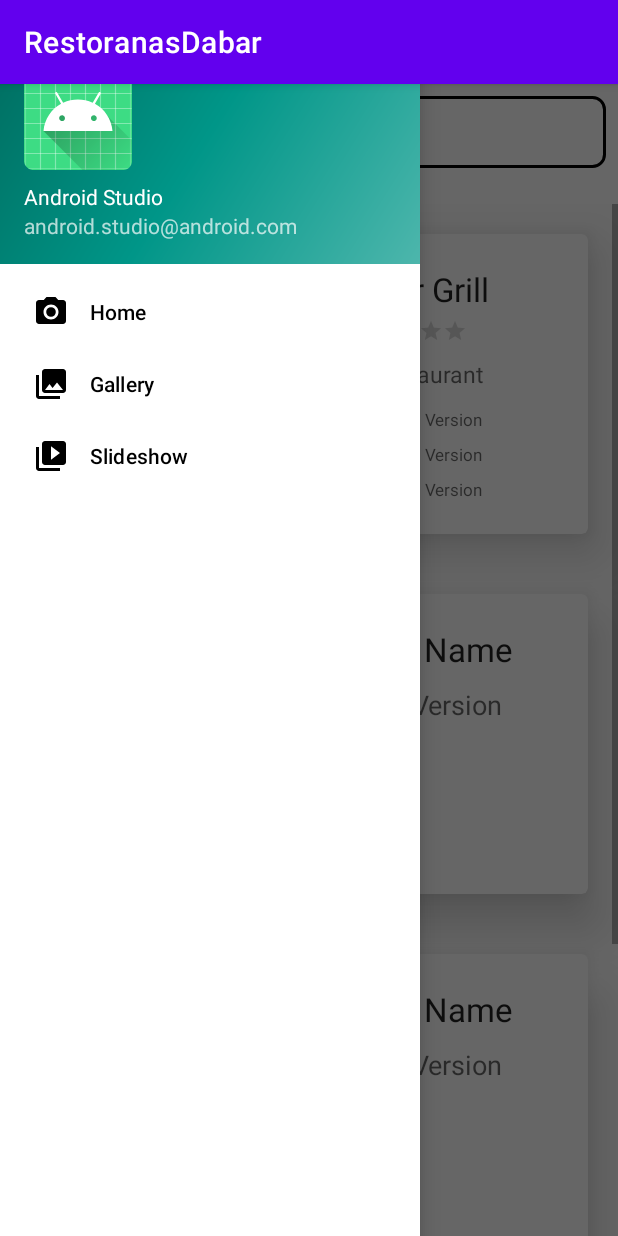
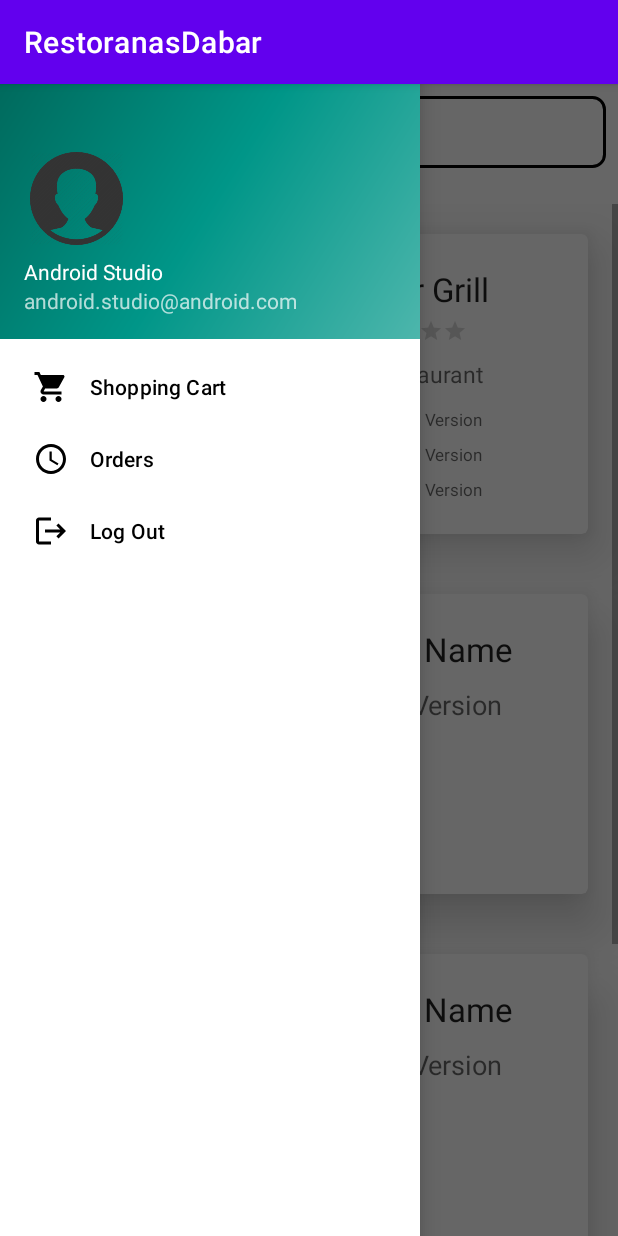
Before and after one commit to rytuks1337/RestoranasDabar, an Android app: the MainActivity screen opened directly, with no data from a screen before it, with the side drawer open, on a phone screen of 412 x 824 dp. Run offline under Robolectric (Android 15) with nearby library versions, the phone set to English and light mode, and no system bars.

Commit message:
Sukurtas side meniu

```diff
--- /dev/null
+++ b/app/src/main/res/drawable/ic_cart.xml
@@ -0,0 +1,10 @@
+<vector xmlns:android="http://schemas.android.com/apk/res/android"
+    android:width="24dp"
+    android:height="24dp"
+    android:viewportWidth="24"
+    android:viewportHeight="24"
+    android:tint="?attr/colorControlNormal">
+    <path
+        android:fillColor="@android:color/white"
+        android:pathData="M7,18c-1.1,0 -1.99,0.9 -1.99,2S5.9,22 7,22s2,-0.9 2,-2 -0.9,-2 -2,-2zM1,2v2h2l3.6,7.59 -1.35,2.45c-0.16,0.28 -0.25,0.61 -0.25,0.96 0,1.1 0.9,2 2,2h12v-2L7.42,15c-0.14,0 -0.25,-0.11 -0.25,-0.25l0.03,-0.12 0.9,-1.63h7.45c0.75,0 1.41,-0.41 1.75,-1.03l3.58,-6.49c0.08,-0.14 0.12,-0.31 0.12,-0.48 0,-0.55 -0.45,-1 -1,-1L5.21,4l-0.94,-2L1,2zM17,18c-1.1,0 -1.99,0.9 -1.99,2s0.89,2 1.99,2 2,-0.9 2,-2 -0.9,-2 -2,-2z"/>
+</vector>
--- /dev/null
+++ b/app/src/main/res/drawable/ic_logout.xml
@@ -0,0 +1,11 @@
+<vector xmlns:android="http://schemas.android.com/apk/res/android"
+    android:width="24dp"
+    android:height="24dp"
+    android:viewportWidth="24"
+    android:viewportHeight="24"
+    android:tint="?attr/colorControlNormal"
+    android:autoMirrored="true">
+    <path
+        android:fillColor="@android:color/white"
+        android:pathData="M17,7l-1.41,1.41L18.17,11H8v2h10.17l-2.58,2.58L17,17l5,-5zM4,5h8V3H4c-1.1,0 -2,0.9 -2,2v14c0,1.1 0.9,2 2,2h8v-2H4V5z"/>
+</vector>
--- a/app/src/main/res/drawable/ic_menu_camera.xml
+++ /dev/null
@@ -1,12 +0,0 @@
-<vector xmlns:android="http://schemas.android.com/apk/res/android"
-    android:width="24dp"
-    android:height="24dp"
-    android:viewportWidth="24.0"
-    android:viewportHeight="24.0">
-    <path
-        android:fillColor="#FF000000"
-        android:pathData="M12,12m-3.2,0a3.2,3.2 0,1 1,6.4 0a3.2,3.2 0,1 1,-6.4 0" />
-    <path
-        android:fillColor="#FF000000"
-        android:pathData="M9,2L7.17,4H4c-1.1,0 -2,0.9 -2,2v12c0,1.1 0.9,2 2,2h16c1.1,0 2,-0.9 2,-2V6c0,-1.1 -0.9,-2 -2,-2h-3.17L15,2H9zm3,15c-2.76,0 -5,-2.24 -5,-5s2.24,-5 5,-5 5,2.24 5,5 -2.24,5 -5,5z" />
-</vector>
--- a/app/src/main/res/layout/activity_main.xml
+++ b/app/src/main/res/layout/activity_main.xml
@@ -16,6 +16,7 @@
 
     <com.google.android.material.navigation.NavigationView
         android:id="@+id/nav_view"
+        android:layout_marginTop="50dp"
         android:layout_width="wrap_content"
         android:layout_height="match_parent"
         android:layout_gravity="start"
--- a/app/src/main/res/layout/nav_header_main.xml
+++ b/app/src/main/res/layout/nav_header_main.xml
@@ -14,11 +14,11 @@
 
     <ImageView
         android:id="@+id/imageView"
-        android:layout_width="wrap_content"
-        android:layout_height="wrap_content"
+        android:layout_width="70dp"
+        android:layout_height="70dp"
         android:contentDescription="@string/nav_header_desc"
         android:paddingTop="@dimen/nav_header_vertical_spacing"
-        app:srcCompat="@mipmap/ic_launcher_round" />
+        app:srcCompat="@drawable/avatar" />
 
     <TextView
         android:layout_width="match_parent"
--- /dev/null
+++ b/app/src/main/res/layout/restaurant_menu.xml
@@ -0,0 +1,6 @@
+<?xml version="1.0" encoding="utf-8"?>
+<androidx.constraintlayout.widget.ConstraintLayout xmlns:android="http://schemas.android.com/apk/res/android"
+    android:layout_width="match_parent"
+    android:layout_height="match_parent">
+
+</androidx.constraintlayout.widget.ConstraintLayout>
--- a/app/src/main/res/menu/activity_main_drawer.xml
+++ b/app/src/main/res/menu/activity_main_drawer.xml
@@ -6,15 +6,15 @@
     <group android:checkableBehavior="single">
         <item
             android:id="@+id/nav_home"
-            android:icon="@drawable/ic_menu_camera"
-            android:title="@string/menu_home" />
+            android:icon="@drawable/ic_cart"
+            android:title="@string/menu_cart" />
         <item
             android:id="@+id/nav_gallery"
-            android:icon="@drawable/ic_menu_gallery"
-            android:title="@string/menu_gallery" />
+            android:icon="@drawable/clock"
+            android:title="@string/menu_orders" />
         <item
             android:id="@+id/nav_slideshow"
-            android:icon="@drawable/ic_menu_slideshow"
-            android:title="@string/menu_slideshow" />
+            android:icon="@drawable/ic_logout"
+            android:title="@string/menu_logout" />
     </group>
 </menu>
--- a/app/src/main/res/values/strings.xml
+++ b/app/src/main/res/values/strings.xml
@@ -6,8 +6,11 @@
     <string name="nav_header_subtitle">android.studio@android.com</string>
     <string name="nav_header_desc">Navigation header</string>
     <string name="action_settings">Settings</string>
-
     <string name="menu_home">Home</string>
     <string name="menu_gallery">Gallery</string>
     <string name="menu_slideshow">Slideshow</string>
+    <string name="menu_cart">Shopping Cart</string>
+    <string name="menu_orders">Orders</string>
+    <string name="menu_logout">Log Out</string>
+
 </resources>
```
Also changed, not shown: app/src/main/res/drawable/avatar.jpg (added).
